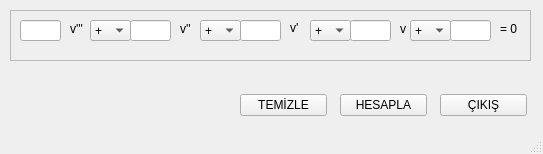
Old version of the form tasarım/untitled.ui in the repository birnuruzunn/Opamp_Circuit_Calculator.
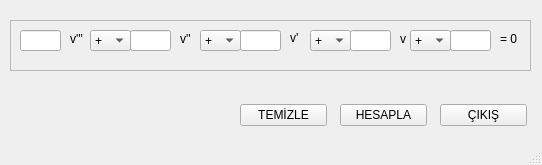
New version of the form.

The edit to the form file:
```diff
--- a/tasarım/untitled.ui
+++ b/tasarım/untitled.ui
@@ -9,8 +9,8 @@
    <rect>
     <x>0</x>
     <y>0</y>
-    <width>543</width>
-    <height>154</height>
+    <width>542</width>
+    <height>165</height>
    </rect>
   </property>
   <property name="sizePolicy">
@@ -30,7 +30,7 @@
     <property name="geometry">
      <rect>
       <x>440</x>
-      <y>90</y>
+      <y>100</y>
       <width>87</width>
       <height>31</height>
      </rect>
@@ -49,7 +49,7 @@
     <property name="geometry">
      <rect>
       <x>340</x>
-      <y>90</y>
+      <y>100</y>
       <width>87</width>
       <height>31</height>
      </rect>
@@ -68,7 +68,7 @@
     <property name="geometry">
      <rect>
       <x>240</x>
-      <y>90</y>
+      <y>100</y>
       <width>87</width>
       <height>31</height>
      </rect>
@@ -87,7 +87,7 @@
     <property name="geometry">
      <rect>
       <x>10</x>
-      <y>10</y>
+      <y>20</y>
       <width>521</width>
       <height>51</height>
      </rect>
```
